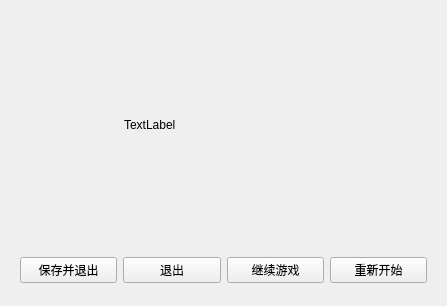
Above: game/gameinfo.ui from tanxuan21/GreedySnake before the change. Below: the same form after it.
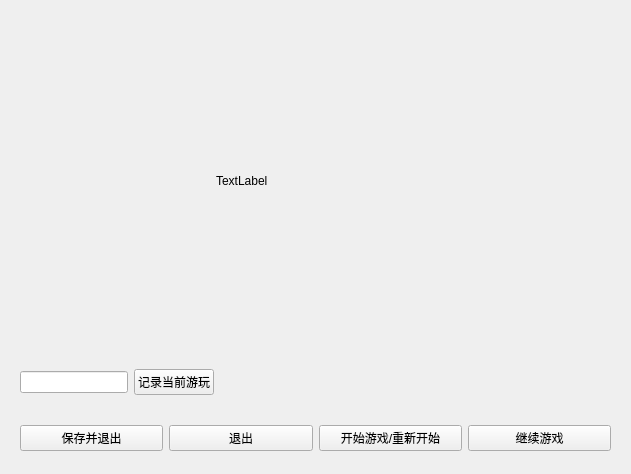
That is the form after the change.

```diff
--- a/game/gameinfo.ui
+++ b/game/gameinfo.ui
@@ -6,8 +6,8 @@
    <rect>
     <x>0</x>
     <y>0</y>
-    <width>447</width>
-    <height>306</height>
+    <width>631</width>
+    <height>474</height>
    </rect>
   </property>
   <property name="windowTitle">
@@ -59,6 +59,47 @@
      </layout>
     </widget>
    </item>
+   <item>
+    <widget class="QWidget" name="widget_4" native="true">
+     <property name="sizePolicy">
+      <sizepolicy hsizetype="Fixed" vsizetype="Preferred">
+       <horstretch>0</horstretch>
+       <verstretch>0</verstretch>
+      </sizepolicy>
+     </property>
+     <property name="maximumSize">
+      <size>
+       <width>16777215</width>
+       <height>50</height>
+      </size>
+     </property>
+     <layout class="QHBoxLayout" name="horizontalLayout_4">
+      <item>
+       <widget class="QLineEdit" name="lineEdit">
+        <property name="sizePolicy">
+         <sizepolicy hsizetype="Fixed" vsizetype="Fixed">
+          <horstretch>0</horstretch>
+          <verstretch>0</verstretch>
+         </sizepolicy>
+        </property>
+       </widget>
+      </item>
+      <item>
+       <widget class="QPushButton" name="record_button">
+        <property name="sizePolicy">
+         <sizepolicy hsizetype="Fixed" vsizetype="Fixed">
+          <horstretch>0</horstretch>
+          <verstretch>0</verstretch>
+         </sizepolicy>
+        </property>
+        <property name="text">
+         <string>记录当前游玩</string>
+        </property>
+       </widget>
+      </item>
+     </layout>
+    </widget>
+   </item>
    <item>
     <widget class="QWidget" name="widget_2" native="true">
      <property name="maximumSize">
@@ -82,6 +123,13 @@
         </property>
        </widget>
       </item>
+      <item>
+       <widget class="QPushButton" name="restart_button">
+        <property name="text">
+         <string>开始游戏/重新开始</string>
+        </property>
+       </widget>
+      </item>
       <item>
        <widget class="QPushButton" name="continueGame_button">
         <property name="text">
@@ -89,13 +137,6 @@
         </property>
        </widget>
       </item>
-      <item>
-       <widget class="QPushButton" name="restart_button">
-        <property name="text">
-         <string>重新开始</string>
-        </property>
-       </widget>
-      </item>
      </layout>
     </widget>
    </item>
```
Left out of the diff: 3 changed lines with no effect on the pictures.
